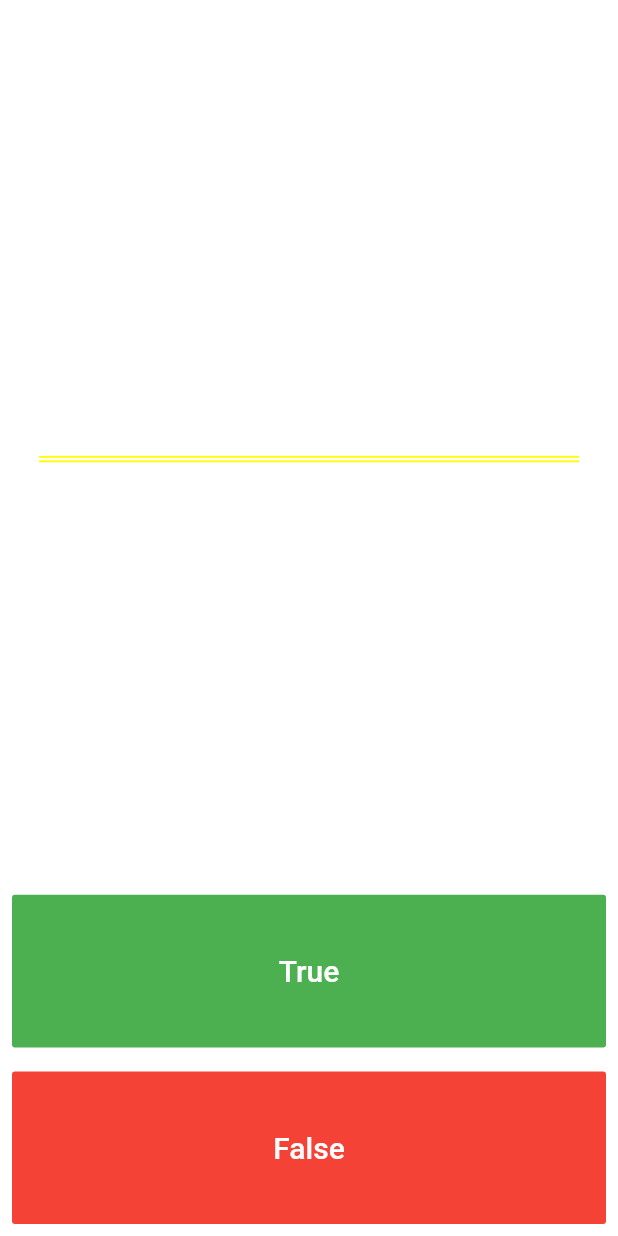
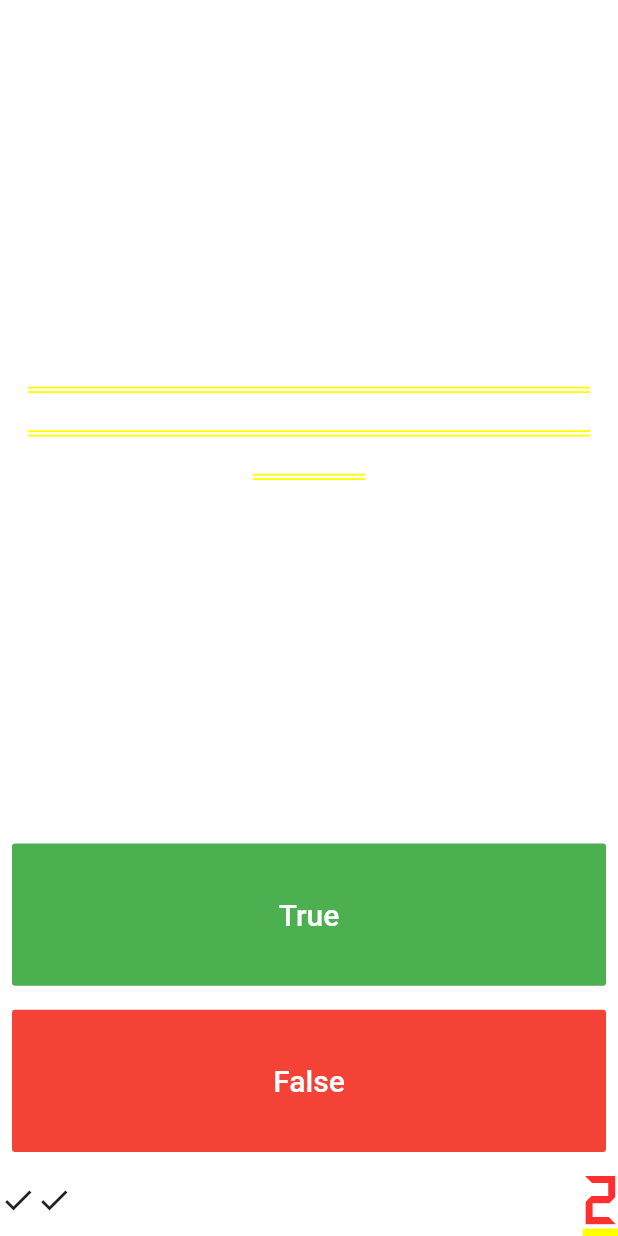
Before and after one commit to mntm/flutter-course, a Flutter app: the screen it shows after launch, after a tap on "True", after a tap on "False", on a phone screen of 412 x 824 dp. Run offline on Flutter 3.47's test engine with Material 2 defaults, Android fonts, the phone set to English and light mode, and no system bars; statements that could not run were skipped.

Commit message:
Project finished

```diff
--- a/lib/question.dart
+++ b/lib/question.dart
@@ -1,15 +1,24 @@
 import "package:flutter/material.dart";
 
-class Question extends StatelessWidget {
-  const Question({Key key, this.mQuestion, this.mAnswer}) : super(key: key);
+class Question {
+  const Question(this.mQuestion, this.mAnswer);
 
   final String mQuestion;
-  final String mAnswer;
+  final bool mAnswer;
+
+  bool isRightAnswer(bool answer){
+    return (answer == mAnswer);
+  }
+}
+
+class QuestionWidget extends StatelessWidget {
+  final String question;
+  const QuestionWidget({Key key, this.question}) : super(key: key);
 
   @override
   Widget build(BuildContext context) {
     return Text(
-      mQuestion,
+      this.question,
       textAlign: TextAlign.center,
       style: TextStyle(
         fontSize: 25.0,
@@ -17,8 +26,4 @@ class Question extends StatelessWidget {
       ),
     );
   }
-
-  bool isRightAnswer(String answer){
-    return (answer.compareTo(mAnswer) == 0);
-  }
 }
--- /dev/null
+++ b/lib/quiz_brain.dart
@@ -0,0 +1,56 @@
+import './question.dart';
+
+class QuizBrain {
+  int _currentQuestion = 0;
+
+  List<bool> _recordedAnswer = [];
+
+  List<Question> _questions = [
+    Question('Some cats are actually allergic to humans', true),
+    Question('You can lead a cow down stairs but not up stairs.', false),
+    Question('Approximately one quarter of human bones are in the feet.', true),
+    Question('A slug\'s blood is green.', true),
+    Question('Buzz Aldrin\'s mother\'s maiden name was \"Moon\".', true),
+    Question('It is illegal to pee in the Ocean in Portugal.', true),
+    Question(
+        'No piece of square dry paper can be folded in half more than 7 times.',
+        false),
+    Question(
+        'In London, UK, if you happen to die in the House of Parliament, you are technically entitled to a state funeral, because the building is considered too sacred a place.',
+        true),
+    Question(
+        'The loudest sound produced by any animal is 188 decibels. That animal is the African Elephant.',
+        false),
+    Question(
+        'The total surface area of two human lungs is approximately 70 square metres.',
+        true),
+    Question('Google was originally called \"Backrub\".', true),
+    Question(
+        'Chocolate affects a dog\'s heart and nervous system; a few ounces are enough to kill a small dog.',
+        true),
+    Question(
+        'In West Virginia, USA, if you accidentally hit an animal with your car, you are free to take it home to eat.',
+        true),
+  ];
+
+  void nextQuestion() {
+    if (_currentQuestion < _questions.length - 1)
+    _currentQuestion++;
+  }
+
+  String getQuestionText() => _questions[_currentQuestion].mQuestion;
+
+  bool isRightAnswer(bool answer) =>
+      _questions[_currentQuestion].isRightAnswer(answer);
+
+  void resetQuiz() {
+    _currentQuestion = 0;
+    _recordedAnswer.clear();
+  }
+
+  void recordAnswer(bool answer) => _recordedAnswer.add(answer);
+
+  List<bool> getRecordedAnswer() => _recordedAnswer;
+
+  bool isFinished() => (_currentQuestion >= _questions.length);
+}
--- a/lib/quizz_page.dart
+++ b/lib/quizz_page.dart
@@ -1,6 +1,10 @@
 import "package:flutter/material.dart";
 
+import "./score_keeper.dart";
+import "./quiz_brain.dart";
 import "./question.dart";
+
+QuizBrain quizBrain = QuizBrain();
 
 class Quizzler extends StatefulWidget {
   Quizzler({Key key}) : super(key: key);
@@ -10,29 +14,6 @@ class Quizzler extends StatefulWidget {
 }
 
 class _QuizzlerState extends State<Quizzler> {
-  List<Icon> scoreKeeper = [];
-
-  List<Question> questions = [
-    Question(
-        mQuestion: 'You can lead a cow down stairs but not up stairs.',
-        mAnswer: "False"),
-    Question(
-        mQuestion: 'Approximately one quarter of human bones are in the feet.',
-        mAnswer: "True"),
-    Question(mQuestion: 'A slug\'s blood is green.', mAnswer: "True")
-  ];
-
-  int currentQuestion = 0;
-
-  void nextQuestion() {
-    print(currentQuestion);
-    if (currentQuestion < questions.length - 1) {
-      setState(() {
-        currentQuestion++;
-      });
-    }
-  }
-
   @override
   Widget build(BuildContext context) {
     return Column(
@@ -46,25 +27,36 @@ class _QuizzlerState extends State<Quizzler> {
           child: Padding(
             padding: const EdgeInsets.all(8.0),
             child: Center(
-              child: questions[currentQuestion],
+              child: QuestionWidget(
+                question: quizBrain.getQuestionText(),
+              ),
             ),
           ),
         ),
         buildButton(color: Colors.green, text: 'True'),
         buildButton(color: Colors.red, text: 'False'),
+        ScoreKeeperWidget(scores: quizBrain.getRecordedAnswer()),
       ],
     );
   }
 
-  Expanded buildButton({Color color,String text}) {
+  Expanded buildButton({Color color, String text}) {
     return Expanded(
       child: Padding(
         padding: const EdgeInsets.all(8.0),
         child: FlatButton(
           color: color,
           onPressed: () {
-              print(questions[currentQuestion].isRightAnswer(text));
-              nextQuestion();
+            if (quizBrain.isFinished()) {
+              setState(() {
+                quizBrain.resetQuiz();
+              });
+            } else {
+              quizBrain.recordAnswer(quizBrain.isRightAnswer("True" == text));
+              setState(() {
+                quizBrain.nextQuestion();
+              });
+            }
           },
           child: Text(
             text,
--- a/lib/score.dart
+++ b/lib/score.dart
@@ -1,35 +1,61 @@
 import "package:flutter/material.dart";
 
-const BooleanScore positiveScore = const BooleanScore(score: true,);
-const BooleanScore negativeScore = const BooleanScore(score: false,);
+const BooleanScoreWidget positiveScore = const BooleanScoreWidget(
+  score: true,
+);
+const BooleanScoreWidget negativeScore = const BooleanScoreWidget(
+  score: false,
+);
 
-abstract class Score extends StatelessWidget {
-  const Score({Key key}) : super(key: key);
+abstract class ScoreWidget extends StatelessWidget {
+  const ScoreWidget({Key key}) : super(key: key);
 
   @override
-  Widget build(BuildContext context) ;
+  Widget build(BuildContext context);
 }
 
-class NumericScore extends Score{
+class NumericScoreWidget extends ScoreWidget {
   final int score;
+  final TextStyle style;
 
-  const NumericScore({Key key,@required this.score}) : super(key: key);
+  const NumericScoreWidget({Key key, @required this.score, this.style})
+      : super(key: key);
 
   @override
   Widget build(BuildContext context) {
+    TextStyle fontSettedStyle = DefaultTextStyle.of(context).style.merge(
+          TextStyle(
+            fontFamily: 'DS-Digital',
+          ),
+        );
 
-    return null;
+    return Text(
+      score.toString(),
+      textAlign: TextAlign.end,
+      style: fontSettedStyle.merge(this.style),
+    );
   }
 }
 
-class BooleanScore extends Score{
+class BooleanScoreWidget extends ScoreWidget {
   final bool score;
+  final double size;
+  final Color color;
 
-  const BooleanScore({Key key,@required this.score}) : super(key: key);
+  const BooleanScoreWidget({Key key, @required this.score, this.size, this.color})
+      : super(key: key);
 
   @override
   Widget build(BuildContext context) {
+    final IconThemeData iconTheme = IconTheme.of(context);
 
-    return null;
+    final double iconSize = size ?? iconTheme.size;
+    final Color iconColor = color ?? (this.score) ? Colors.green : Colors.red;
+
+    return Icon(
+      this.score == true ? Icons.check : Icons.close,
+      size: iconSize,
+      color: iconColor,
+    );
   }
 }
--- a/lib/score_keeper.dart
+++ b/lib/score_keeper.dart
@@ -1,19 +1,48 @@
 import "package:flutter/material.dart";
+import "./score.dart";
 
-class ScoreKeeper extends StatefulWidget {
-  ScoreKeeper({Key key}) : super(key: key);
+class ScoreKeeperWidget extends StatefulWidget {
+  ScoreKeeperWidget({Key key, @required this.scores}) : super(key: key);
 
-  final List<bool> scores = [];
+  final List<bool> scores;
+
+  int countRightAnswer() {
+    int ret = 0;
+    for (bool item in scores) {
+      if (item == true) ret++;
+    }
+    return ret;
+  }
 
   @override
-  _ScoreKeeperState createState() => _ScoreKeeperState();
+  _ScoreKeeperWidgetState createState() => _ScoreKeeperWidgetState();
 }
 
-class _ScoreKeeperState extends State<ScoreKeeper> {
+class _ScoreKeeperWidgetState extends State<ScoreKeeperWidget> {
   @override
   Widget build(BuildContext context) {
-    return Container(
-       child: null,
+    List<Widget> icons = [];
+
+    for (bool item in widget.scores) {
+      icons.add(BooleanScoreWidget(score: item));
+    }
+
+    return Row(
+      mainAxisAlignment: MainAxisAlignment.spaceBetween,
+      children: <Widget>[
+        Expanded(
+          flex: 6,
+          child: Row(
+            mainAxisAlignment: MainAxisAlignment.start,
+            children: icons,
+          ),
+        ),
+        Expanded(
+          child: NumericScoreWidget(
+            score: widget.countRightAnswer(),
+          ),
+        )
+      ],
     );
   }
 }
--- a/pubspec.yaml
+++ b/pubspec.yaml
@@ -1,4 +1,4 @@
-name: iamrich
+name: Quizzler
 description: A new Flutter project.
 
 # The following defines the version and build number for your application.
@@ -59,7 +59,7 @@ flutter:
   fonts:
     - family: DS-Digital
       fonts:
-        - asset: fonts/DS-DIGI.ttf
+        - asset: fonts/DS-DIGI.TTF
   #       - asset: fonts/Schyler-Italic.ttf
   #         style: italic
   #   - family: Trajan Pro
```
Lines whose indentation alone changed are shown as unchanged.
